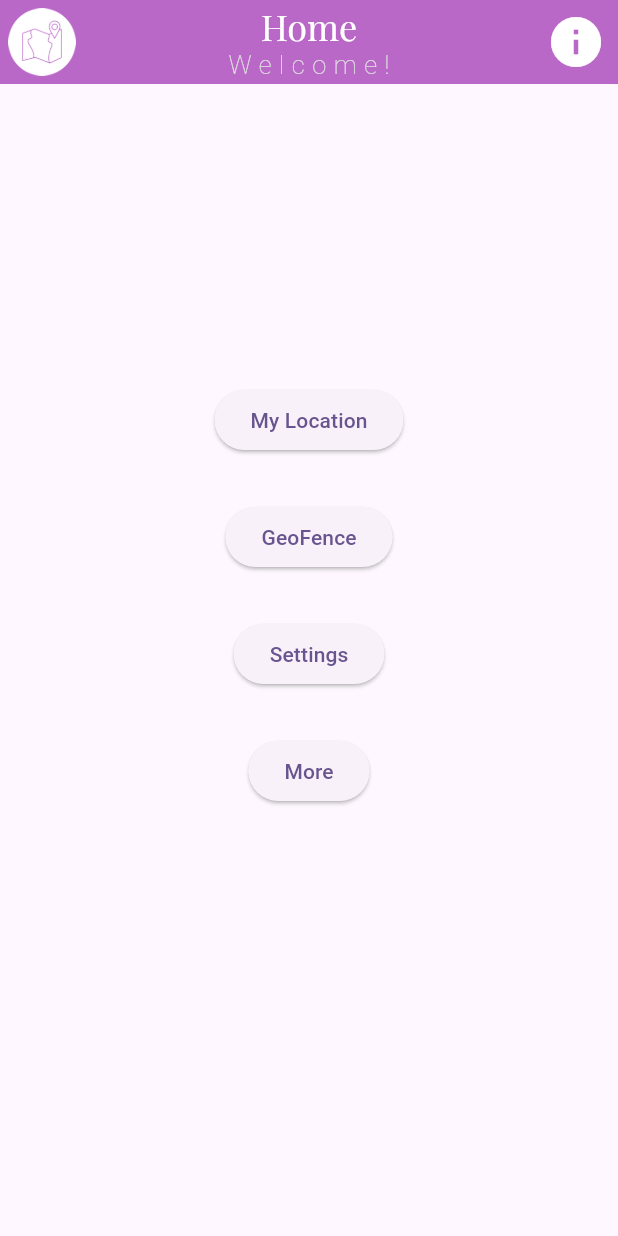
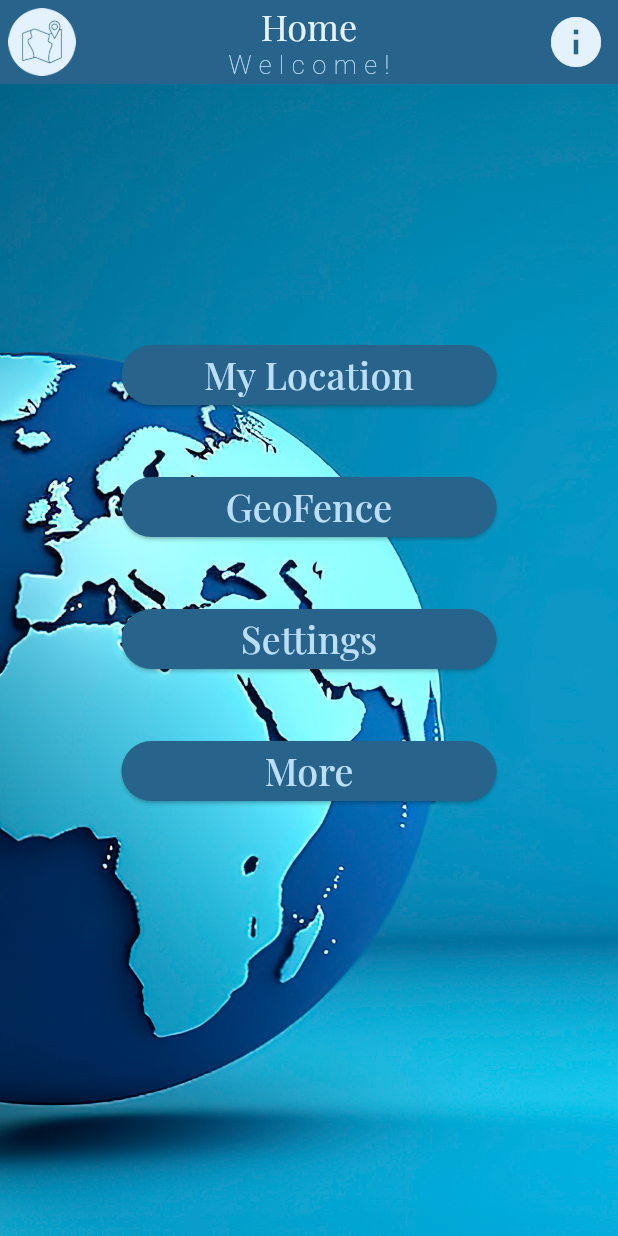
Before and after one commit to RacheetBedi25/Geo-Positioning-Flutter-Practice-App, a Flutter app: the screen it shows after launch, on a phone screen of 412 x 824 dp. Run offline on Flutter 3.47's test engine with Material 3 defaults, Android fonts, the phone set to English and light mode, and no system bars; Roboto replaces fonts that are missing (GloriaHallelujah).

Commit message:
Colors and looks nicer ig
ahtfe0sgerpg

```diff
--- /dev/null
+++ b/lib/Home.dart
@@ -0,0 +1,216 @@
+import 'package:flutter/material.dart';
+import 'package:flutter/cupertino.dart';
+
+class Home extends StatelessWidget {
+  const Home({super.key});
+
+  final double topGap = 170.0;
+  final double buttonGap = 40.0;
+
+  @override
+  Widget build(BuildContext context) {
+    return Scaffold(
+      appBar: AppBar(
+        backgroundColor: Theme.of(context).colorScheme.primary,
+        title: Column(
+          children: [
+            Text(
+              'Home',
+              style: TextStyle(
+                fontFamily: 'PlayfairDisplay',
+                fontSize: 24.0,
+                color: Theme.of(context).secondaryHeaderColor,
+              ),
+            ),
+            Text(
+              'Welcome!',
+              style: TextStyle(
+                fontFamily: 'GloriaHallelujah',
+                fontSize: 17.0,
+                fontWeight: FontWeight.w100,
+                letterSpacing: 5.0,
+                color: Theme.of(context).primaryColorLight,
+              ),
+              softWrap: true,
+            ),
+          ],
+        ),
+        centerTitle: true,
+        leading: Transform.scale(
+          scale: 0.8,
+          child: Image.asset(
+            'assets/icons/map_icon.png',
+            color: Theme.of(context).secondaryHeaderColor,
+          ),
+        ),
+        actions: [
+          IconButton(
+            onPressed: () => infoButtonPressed(context),
+            alignment: Alignment.center,
+            iconSize: 40.0,
+            icon: Icon(Icons.info),
+            color: Theme.of(context).secondaryHeaderColor,
+          ),
+        ],
+      ),
+      body: Container(
+        decoration: BoxDecoration(
+          image: DecorationImage(
+            image: AssetImage('assets/images/blueGlobeBlueeee_image.jpg'),
+            fit: BoxFit.cover,
+          ),
+        ),
+        child: Column(
+          children: [
+            createButtonRow(
+              context,
+              MainAxisAlignment.center,
+              EdgeInsets.only(top: topGap),
+              myLocationButtonPressed,
+              'My Location',
+            ),
+            createButtonRow(
+              context,
+              MainAxisAlignment.center,
+              EdgeInsets.only(top: buttonGap),
+              geoFenceButtonPressed,
+              'GeoFence',
+            ),
+            createButtonRow(
+              context,
+              MainAxisAlignment.center,
+              EdgeInsets.only(top: buttonGap),
+              settingsButtonPressed,
+              'Settings',
+            ),
+            createButtonRow(
+              context,
+              MainAxisAlignment.center,
+              EdgeInsets.only(top: buttonGap),
+              moreButtonPressed,
+              'More',
+            ),
+          ],
+        ),
+      ),
+    );
+  }
+
+  Row createButtonRow(
+    BuildContext context,
+    MainAxisAlignment mainAlignment,
+    EdgeInsets margin,
+    VoidCallback onPressed,
+    String text,
+  ) {
+    return Row(
+      mainAxisAlignment: mainAlignment,
+      children: [
+        Container(
+          margin: margin,
+          width: 250,
+          child: ElevatedButton(
+            style: ElevatedButton.styleFrom(
+              backgroundColor: Theme.of(context).primaryColor,
+              foregroundColor: Theme.of(context).primaryColorLight,
+            ),
+            onPressed: onPressed,
+            child: Text(
+              text,
+              style: TextStyle(fontFamily: 'PlayfairDisplay', fontSize: 25),
+            ),
+          ),
+        ),
+      ],
+    );
+  }
+
+  void infoButtonPressed(BuildContext context) {
+    showGeneralDialog(
+      barrierColor: Theme.of(context).primaryColor,
+      transitionBuilder: (context, a1, a2, widget) {
+        final curvedValue = Curves.easeInOutBack.transform(a1.value) - 1.0;
+        return Transform(
+          transform: Matrix4.translationValues(0.0, curvedValue * 400, 0.0),
+          child: Opacity(opacity: a1.value, child: buildInfoPopup()),
+        );
+      },
+      transitionDuration: Duration(milliseconds: 400),
+      barrierDismissible: true,
+      barrierLabel: '',
+      context: context,
+      pageBuilder: (context, animation, secondaryAnimation) {
+        return Text('PAGE BUILDER');
+      },
+    );
+  }
+
+  AlertDialog buildInfoPopup() {
+    return AlertDialog(
+      shape: OutlineInputBorder(borderRadius: BorderRadius.circular(16.0)),
+      title: Text('Info/General Help'),
+      content: SizedBox(
+        height: 400.0,
+        child: CupertinoScrollbar(
+          child: ListView(
+            padding: const EdgeInsets.all(10.0),
+            children: buildInfoTextBox(),
+          ),
+        ),
+      ),
+    );
+  }
+
+  List<Widget> buildInfoTextBox() {
+    List<Widget> textBoxWidgets = [];
+
+    double verticalMargin = 10.0;
+
+    Container para1 = Container(
+      margin: EdgeInsets.symmetric(vertical: verticalMargin),
+      child: Text(
+        "Lalalalala info info info.\n" +
+            "Here's an example on how to use the app!\n" +
+            "This app is really cool.\n" +
+            "roblox (robocop)",
+      ),
+    );
+
+    Container gif1 = Container(
+      margin: EdgeInsets.symmetric(vertical: verticalMargin),
+      child: Image.asset(
+        'assets/gifs/Screen_Recording_20250619_212522_Roblox.gif',
+      ),
+    );
+
+    Container para2 = Container(
+      margin: EdgeInsets.symmetric(vertical: verticalMargin),
+      child: Text(
+        'Roblox lmao' +
+            'wwdwadwdawaddwaadswwdwadwdawaddwaadswwdwadwdawaddwaadswwdwadwdawaddwaads' +
+            'wasdwarwwwwdwadwdawaddwaadswwdwadwdawaddwaadsdwadwdawaddwaadswwdwadw' +
+            'dawaddwaadswwdwadwdawaddwaadswwdwadwdawaddwaadsdawsdw' +
+            'dawaddwaadswwdwadwdawaddwaadswwdwadwdawaddwaadsdawsdw' +
+            'dawaddwaadswwdwadwdawaddwaadswwdwadwdawaddwaadsdawsdw' +
+            'dawaddwaadswwdwadwdawaddwaadswwdwadwdawaddwaadsdawsdw' +
+            'dawaddwaadswwdwadwdawaddwaadswwdwadwdawaddwaadsdawsdw' +
+            'dawaddwaadswwdwadwdawaddwaadswwdwadwdawaddwaadsdawsdw' +
+            'dawaddwaadswwdwadwdawaddwaadswwdwadwdawaddwaadsdawsdw',
+      ),
+    );
+
+    textBoxWidgets.add(para1);
+    textBoxWidgets.add(gif1);
+    textBoxWidgets.add(para2);
+
+    return textBoxWidgets;
+  }
+
+  void geoFenceButtonPressed() {}
+
+  void settingsButtonPressed() {}
+
+  void moreButtonPressed() {}
+
+  void myLocationButtonPressed() {}
+}
--- a/lib/main.dart
+++ b/lib/main.dart
@@ -1,205 +1,25 @@
-import 'package:flutter/cupertino.dart';
 import 'package:flutter/material.dart';
+import 'Home.dart';
 
 // https://pub.dev/packages/geolocator
 
 void main() {
-  runApp(
-    MaterialApp(
+  runApp(MyApp());
+}
+
+class MyApp extends StatelessWidget {
+  const MyApp({super.key});
+
+  @override
+  Widget build(BuildContext context) {
+    return MaterialApp(
       title: 'GeoLocator App',
 
       theme: ThemeData(
-        colorScheme: ColorScheme.fromSeed(seedColor: Colors.deepPurple),
+        colorScheme: ColorScheme.fromSeed(seedColor: Colors.lightBlue),
       ),
 
       home: Home(),
-    ),
-  );
-}
-
-class Home extends StatelessWidget {
-  const Home({super.key});
-
-  final double topGap = 200.0;
-  final double buttonGap = 30.0;
-
-  @override
-  Widget build(BuildContext context) {
-    return Scaffold(
-      appBar: AppBar(
-        title: Column(
-          children: [
-            Text(
-              'Home',
-              style: TextStyle(
-                fontFamily: 'PlayfairDisplay',
-                fontSize: 24.0,
-                color: Colors.white,
-              ),
-            ),
-            Text(
-              'Welcome!',
-              style: TextStyle(
-                fontFamily: 'GloriaHallelujah',
-                fontSize: 17.0,
-                fontWeight: FontWeight.w100,
-                letterSpacing: 5.0,
-                color: Colors.grey[300],
-              ),
-              softWrap: true,
-            ),
-          ],
-        ),
-        centerTitle: true,
-        leading: Transform.scale(
-          scale: 0.8,
-          child: Image.asset('assets/icons/map_icon.png', color: Colors.white),
-        ),
-        actions: [
-          IconButton(
-            onPressed: () => infoButtonPressed(context),
-            alignment: Alignment.center,
-            iconSize: 40.0,
-            icon: Icon(Icons.info),
-            color: Colors.white,
-          ),
-        ],
-        backgroundColor: Colors.purple[300],
-      ),
-      body: Column(
-        children: [
-          createButtonRow(
-            MainAxisAlignment.center,
-            EdgeInsets.only(top: topGap),
-            myLocationButtonPressed,
-            'My Location',
-          ),
-          createButtonRow(
-            MainAxisAlignment.center,
-            EdgeInsets.only(top: buttonGap),
-            geoFenceButtonPressed,
-            'GeoFence',
-          ),
-          createButtonRow(
-            MainAxisAlignment.center,
-            EdgeInsets.only(top: buttonGap),
-            settingsButtonPressed,
-            'Settings',
-          ),
-          createButtonRow(
-            MainAxisAlignment.center,
-            EdgeInsets.only(top: buttonGap),
-            moreButtonPressed,
-            'More',
-          ),
-        ],
-      ),
     );
   }
-
-  Row createButtonRow(
-    MainAxisAlignment mainAlignment,
-    EdgeInsets margin,
-    VoidCallback onPressed,
-    String text,
-  ) {
-    return Row(
-      mainAxisAlignment: mainAlignment,
-      children: [
-        Container(
-          margin: margin,
-          child: ElevatedButton(onPressed: onPressed, child: Text(text)),
-        ),
-      ],
-    );
-  }
-
-  void infoButtonPressed(BuildContext context) {
-    showGeneralDialog(
-      barrierColor: Colors.black.withAlpha(125),
-      transitionBuilder: (context, a1, a2, widget) {
-        final curvedValue = Curves.easeInOutBack.transform(a1.value) - 1.0;
-        return Transform(
-          transform: Matrix4.translationValues(0.0, curvedValue * 400, 0.0),
-          child: Opacity(opacity: a1.value, child: buildInfoPopup()),
-        );
-      },
-      transitionDuration: Duration(milliseconds: 400),
-      barrierDismissible: true,
-      barrierLabel: '',
-      context: context,
-      pageBuilder: (context, animation, secondaryAnimation) {
-        return Text('PAGE BUILDER');
-      },
-    );
-  }
-
-  AlertDialog buildInfoPopup() {
-    return AlertDialog(
-      shape: OutlineInputBorder(borderRadius: BorderRadius.circular(16.0)),
-      title: Text('Info/General Help'),
-      content: SizedBox(
-        height: 400.0,
-        child: CupertinoScrollbar(
-          child: ListView(
-            padding: const EdgeInsets.all(10.0),
-            children: buildInfoTextBox(),
-          ),
-        ),
-      ),
-    );
-  }
-
-  List<Widget> buildInfoTextBox() {
-    List<Widget> textBoxWidgets = [];
-
-    double verticalMargin = 10.0;
-
-    Container para1 = Container(
-      margin: EdgeInsets.symmetric(vertical: verticalMargin),
-      child: Text(
-        "Lalalalala info info info.\n" +
-            "Here's an example on how to use the app!\n" +
-            "This app is really cool.\n" +
-            "roblox (robocop)",
-      ),
-    );
-
-    Container gif1 = Container(
-      margin: EdgeInsets.symmetric(vertical: verticalMargin),
-      child: Image.asset(
-        'assets/gifs/Screen_Recording_20250619_212522_Roblox.gif',
-      ),
-    );
-
-    Container para2 = Container(
-      margin: EdgeInsets.symmetric(vertical: verticalMargin),
-      child: Text(
-        'Roblox lmao' +
-            'wwdwadwdawaddwaadswwdwadwdawaddwaadswwdwadwdawaddwaadswwdwadwdawaddwaads' +
-            'wasdwarwwwwdwadwdawaddwaadswwdwadwdawaddwaadsdwadwdawaddwaadswwdwadw' +
-            'dawaddwaadswwdwadwdawaddwaadswwdwadwdawaddwaadsdawsdw' +
-            'dawaddwaadswwdwadwdawaddwaadswwdwadwdawaddwaadsdawsdw' +
-            'dawaddwaadswwdwadwdawaddwaadswwdwadwdawaddwaadsdawsdw' +
-            'dawaddwaadswwdwadwdawaddwaadswwdwadwdawaddwaadsdawsdw' +
-            'dawaddwaadswwdwadwdawaddwaadswwdwadwdawaddwaadsdawsdw' +
-            'dawaddwaadswwdwadwdawaddwaadswwdwadwdawaddwaadsdawsdw' +
-            'dawaddwaadswwdwadwdawaddwaadswwdwadwdawaddwaadsdawsdw',
-      ),
-    );
-
-    textBoxWidgets.add(para1);
-    textBoxWidgets.add(gif1);
-    textBoxWidgets.add(para2);
-
-    return textBoxWidgets;
-  }
-
-  void geoFenceButtonPressed() {}
-
-  void settingsButtonPressed() {}
-
-  void moreButtonPressed() {}
-
-  void myLocationButtonPressed() {}
 }
--- a/pubspec.yaml
+++ b/pubspec.yaml
@@ -62,6 +62,7 @@ flutter:
     - assets/
     - assets/icons/
     - assets/gifs/
+    - assets/images/
 
   # An image asset can refer to one or more resolution-specific "variants", see
   # https://flutter.dev/to/resolution-aware-images
```
Also changed, not shown: assets/images/blueGlobeBlueeee_image.jpg (added), assets/images/stolenGlobeImage.jpg (added).
